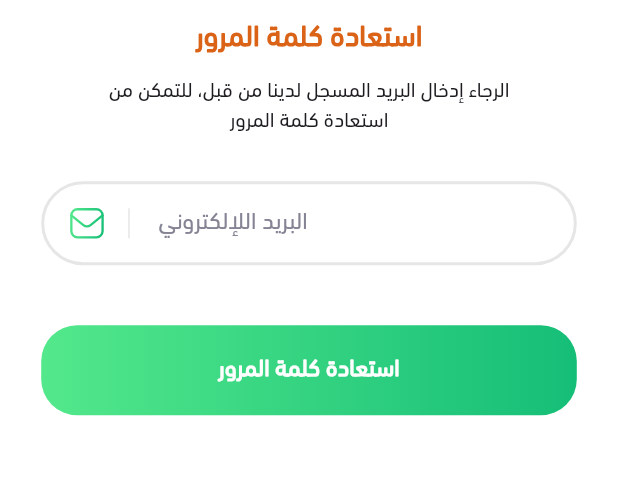
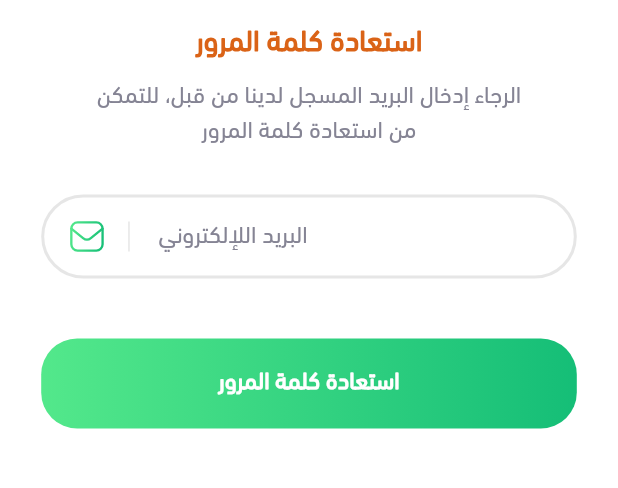
Before and after one commit to Salimer/cooking, a Flutter app: the ResetPasswordEnterEmailView screen opened directly, on a phone screen of 412 x 824 dp, the part 557-1045 px from its top. Run offline on Flutter 3.47's test engine with Material 3 defaults, Android fonts, the phone set to English and light mode, and no system bars; our stand-ins replace flutter_svg, pin_code_fields.

Commit message:
Update logo_and_title_widget.dart

```diff
--- a/lib/features/auth/presentation/widgets/logo_and_title_widget.dart
+++ b/lib/features/auth/presentation/widgets/logo_and_title_widget.dart
@@ -7,8 +7,13 @@ class LogoAndTitleWidget extends StatelessWidget {
   final String iconPath;
   final String bodyText;
   final String title;
+  final double iconTitleGap;
   const LogoAndTitleWidget(
-      {super.key, this.title = 'اكتشف افضل وصفات الطعام', this.bodyText = '', required this.iconPath});
+      {super.key,
+      this.title = 'اكتشف افضل وصفات الطعام',
+      this.bodyText = '',
+      required this.iconPath,
+      this.iconTitleGap = 15});
 
   @override
   Widget build(BuildContext context) {
@@ -17,7 +22,7 @@ class LogoAndTitleWidget extends StatelessWidget {
         AppLogoWidget(
           iconPath: iconPath,
         ),
-        SizedBox(height: screenH(context) / 67.666667),
+        SizedBox(height: iconTitleGap),
         Text(
           title,
           style: TextStyles.logoTitle,
@@ -27,7 +32,7 @@ class LogoAndTitleWidget extends StatelessWidget {
             padding: const EdgeInsets.symmetric(vertical: 10, horizontal: 30),
             child: Text(
               bodyText,
-              style: TextStyles.resetPasswordBody,
+              style: TextStyles.logoBodyStyle,
               textAlign: TextAlign.center,
             ),
           )
```
